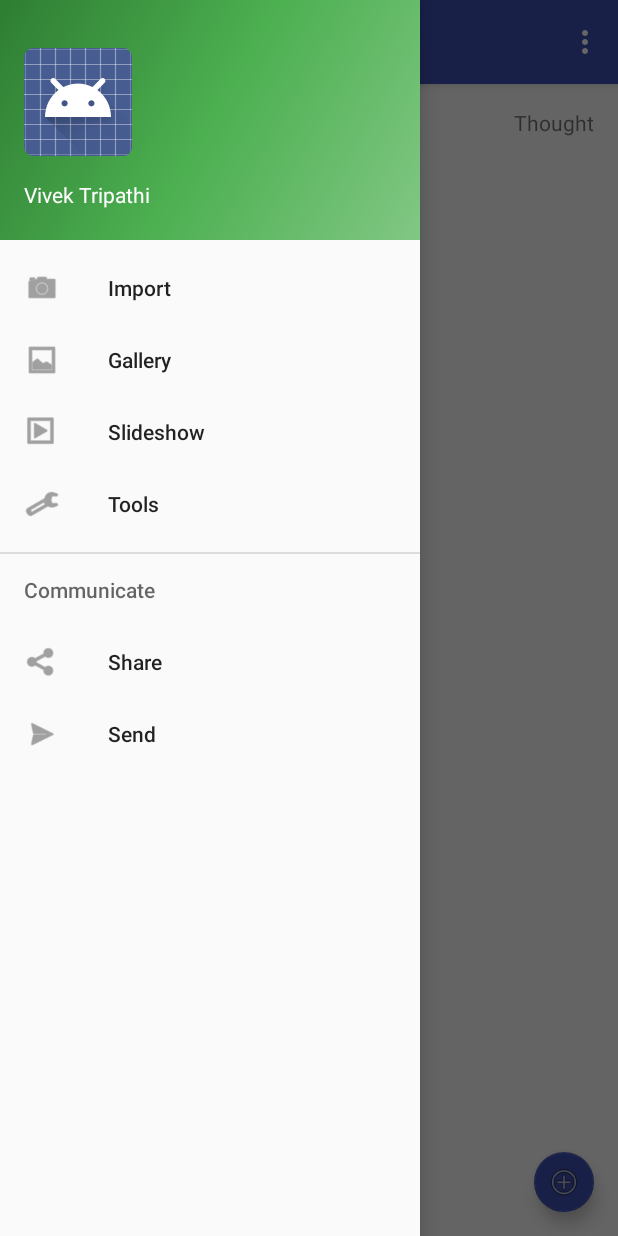
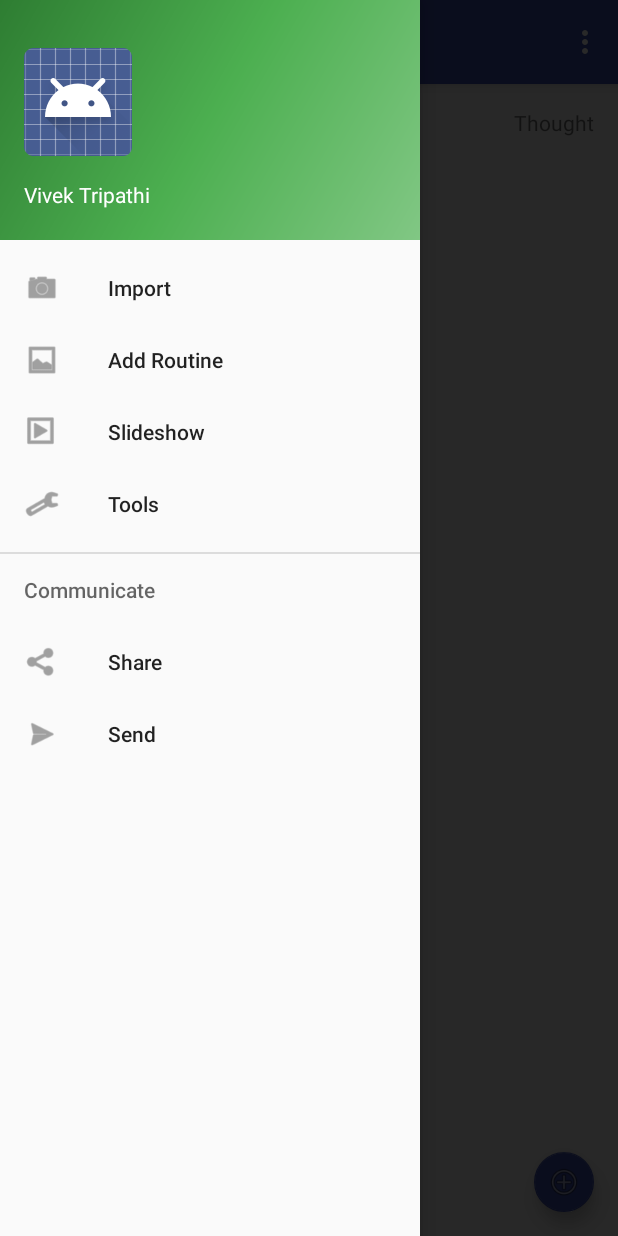
Before and after one commit to viktriom/Diary, an Android app: the screen it shows after launch (MainActivity), with the side drawer open, on a phone screen of 412 x 824 dp. Run offline under Robolectric (Android 15) with nearby library versions, the phone set to English and light mode, and no system bars; libraries missing offline, so code that uses them is left out: com.j256.ormlite; 13 statements that could not run were skipped.

Commit message:
added routine related changes.

```diff
--- a/app/build.gradle
+++ b/app/build.gradle
@@ -15,8 +15,8 @@ dependencies {
 }
 
 android {
-    compileSdkVersion 23
-    buildToolsVersion "23.0.3"
+    compileSdkVersion 25
+    buildToolsVersion '25.0.0'
 
     defaultConfig {
         applicationId "com.sonu.diary"
--- a/app/src/main/java/com/sonu/diary/activities/GeneralEntry.java
+++ b/app/src/main/java/com/sonu/diary/activities/GeneralEntry.java
@@ -64,7 +64,7 @@ public class GeneralEntry extends AppCompatActivity {
         de.setEntryDescription(entryDescription.getText().toString());
         de.setEntryTitle(entryTitle.getText().toString());
         de.setLocation(entryLocation.getText().toString());
-        if(verifyDataIntegrity()) {
+        if(validationPassed()) {
             Log.i(GeneralEntry.class.getName(), "Saving the generic Entry.");
             dbOpers.create(DiaryEntry.class, de);
             finish();
@@ -73,7 +73,7 @@ public class GeneralEntry extends AppCompatActivity {
         }
     }
 
-    private boolean verifyDataIntegrity() {
+    private boolean validationPassed() {
         if(de.getEntryId() == null || de.getEntryId() < 0){
             return false;
         }
--- a/app/src/main/java/com/sonu/diary/handlers/RoutineHandler.java
+++ b/app/src/main/java/com/sonu/diary/handlers/RoutineHandler.java
@@ -4,4 +4,9 @@ package com.sonu.diary.handlers;
  * Created by sonu on 28/08/16.
  */
 public class RoutineHandler {
+
+    public void handleRoutine(){
+
+    }
+
 }
--- a/app/src/main/res/layout/activity_main.xml
+++ b/app/src/main/res/layout/activity_main.xml
@@ -13,4 +13,12 @@
         android:layout_gravity="start" android:fitsSystemWindows="true"
         app:headerLayout="@layout/nav_header_main" app:menu="@menu/activity_main_drawer" />
 
+    <TableLayout xmlns:android="http://schemas.android.com/apk/res/android"
+        android:layout_width="match_parent"
+        android:layout_height="match_parent"
+        android:id="@+id/dashboard"
+        android:orientation="vertical" >
+
+    </TableLayout>
+
 </android.support.v4.widget.DrawerLayout>
--- a/app/src/main/res/menu/activity_main_drawer.xml
+++ b/app/src/main/res/menu/activity_main_drawer.xml
@@ -4,8 +4,8 @@
     <group android:checkableBehavior="single">
         <item android:id="@+id/nav_camara" android:icon="@android:drawable/ic_menu_camera"
             android:title="Import" />
-        <item android:id="@+id/nav_gallery" android:icon="@android:drawable/ic_menu_gallery"
-            android:title="Gallery" />
+        <item android:id="@+id/nav_routine" android:icon="@android:drawable/ic_menu_gallery"
+            android:title="Add Routine" />
         <item android:id="@+id/nav_slideshow" android:icon="@android:drawable/ic_menu_slideshow"
             android:title="Slideshow" />
         <item android:id="@+id/nav_manage" android:icon="@android:drawable/ic_menu_manage"
```
Also changed, not shown: app/src/main/AndroidManifest.xml (+15 -0 lines), app/src/main/java/com/sonu/diary/activities/MainActivity.java (+20 -8 lines), app/src/main/java/com/sonu/diary/handers/ui/DashboardUIHandler.java (added, +62 -0 lines).
